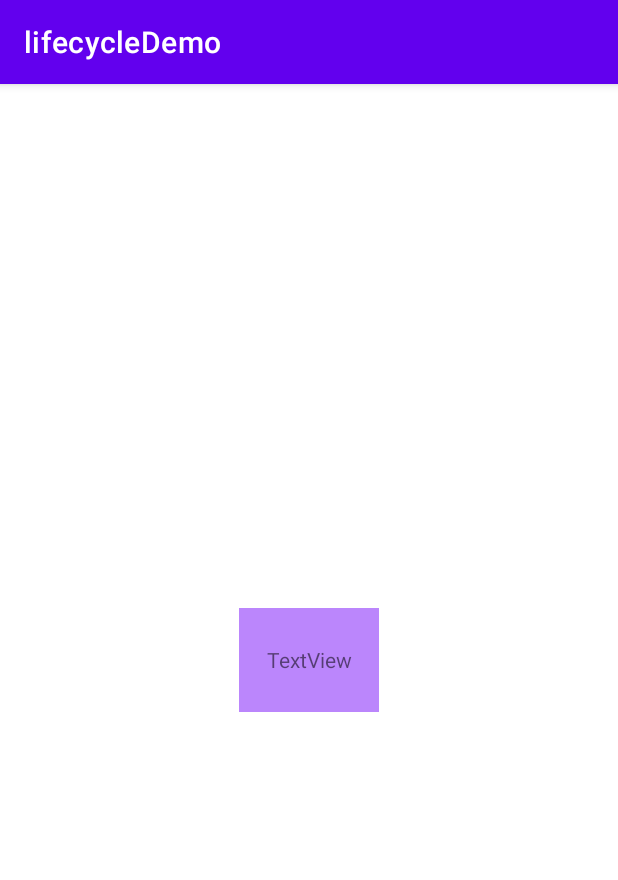
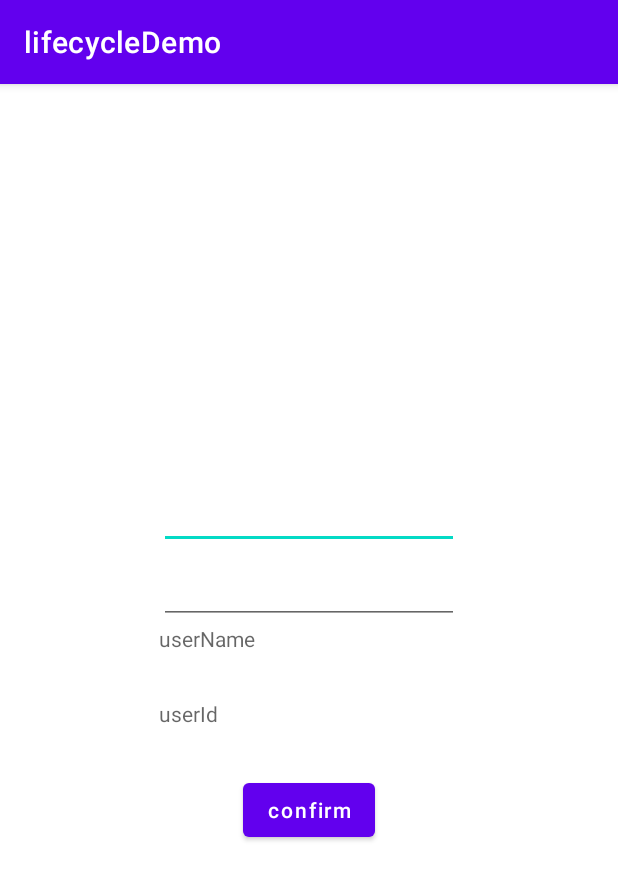
Before and after one commit to NaughtyChild/JetpackPractice, an Android app: the screen it shows after launch (AdvertisingActivity before the commit, ViewBindActivity after it), on a phone screen of 412 x 824 dp. Shown: the top 880 px of the screen. Run offline under Robolectric (Android 15) with nearby library versions, the phone set to English and light mode, and no system bars; our stand-ins replace data binding.

```diff
--- a/lifecycledemo/build.gradle
+++ b/lifecycledemo/build.gradle
@@ -16,6 +16,7 @@ android {
         testInstrumentationRunner "androidx.test.runner.AndroidJUnitRunner"
     }
 
+
     buildTypes {
         release {
             minifyEnabled false
@@ -31,6 +32,7 @@ android {
     }
     buildFeatures {
         viewBinding true
+        dataBinding true
     }
 }
 
--- a/lifecycledemo/src/main/AndroidManifest.xml
+++ b/lifecycledemo/src/main/AndroidManifest.xml
@@ -11,7 +11,7 @@
         android:supportsRtl="true"
         android:theme="@style/Theme.JetpackPractice">
         <activity
-            android:name=".AdvertisingActivity"
+            android:name=".databind.ViewBindActivity"
             android:exported="true">
             <intent-filter>
                 <action android:name="android.intent.action.MAIN" />
@@ -20,10 +20,12 @@
             </intent-filter>
         </activity>
         <activity
+            android:name=".AdvertisingActivity"
+            android:exported="true">
+        </activity>
+        <activity
             android:name=".MainActivity"
-            android:exported="true">
-
-        </activity>
+            android:exported="true"></activity>
     </application>
 
 </manifest>
--- /dev/null
+++ b/lifecycledemo/src/main/java/com/demo/lifecycledemo/databind/User.kt
@@ -0,0 +1,3 @@
+package com.demo.lifecycledemo.databind
+
+data class User(var name: String?, var userId: String?)
--- /dev/null
+++ b/lifecycledemo/src/main/java/com/demo/lifecycledemo/databind/ViewBindActivity.kt
@@ -0,0 +1,40 @@
+package com.demo.lifecycledemo.databind
+
+import androidx.appcompat.app.AppCompatActivity
+import android.os.Bundle
+import android.view.View
+import com.demo.lifecycledemo.databinding.ActivityViewBindBinding
+
+class ViewBindActivity : AppCompatActivity() {
+    lateinit var viewBindLayout: ActivityViewBindBinding
+    override fun onCreate(savedInstanceState: Bundle?) {
+        super.onCreate(savedInstanceState)
+        val view: View
+        viewBindLayout = ActivityViewBindBinding.inflate(layoutInflater)
+        setContentView(viewBindLayout.root)
+        viewBindLayout.clickHandler = ClickHandler()
+/*        viewBindLayout.confirmBt.setOnClickListener {
+            viewBindLayout.user = getUser()
+            *//*viewBindLayout.userIdTv.text = user.userId
+            viewBindLayout.userNameTv.text = user.name*//*
+        }*/
+    }
+
+    private fun getUser(): User {
+        return User(getUserName(), getUserId())
+    }
+
+    private fun getUserId(): String? {
+        return viewBindLayout.userIdEt.text?.toString()
+    }
+
+    private fun getUserName(): String? {
+        return viewBindLayout.userNameEt.text?.toString()
+    }
+
+    inner class ClickHandler {
+        fun click(view:View) {
+            viewBindLayout.user = getUser()
+        }
+    }
+}
--- a/lifecycledemo/src/main/res/layout/activity_main.xml
+++ b/lifecycledemo/src/main/res/layout/activity_main.xml
@@ -10,7 +10,7 @@
         android:id="@+id/editTv"
         android:layout_width="wrap_content"
         android:layout_height="wrap_content"
-        android:text="Hello World!"
+        android:hint="Hello World!"
         app:layout_constraintBottom_toBottomOf="parent"
         app:layout_constraintHorizontal_bias="0.48"
         app:layout_constraintLeft_toLeftOf="parent"
--- /dev/null
+++ b/lifecycledemo/src/main/res/layout/activity_view_bind.xml
@@ -0,0 +1,61 @@
+<?xml version="1.0" encoding="utf-8"?>
+<layout xmlns:android="http://schemas.android.com/apk/res/android"
+    xmlns:app="http://schemas.android.com/apk/res-auto">
+
+    <data>
+
+        <import type="android.view.View" />
+
+        <import type="com.demo.lifecycledemo.databind.ViewBindActivity.ClickHandler" />
+
+        <variable
+            name="clickHandler"
+            type="ClickHandler" />
+
+        <variable
+            name="user"
+            type="com.demo.lifecycledemo.databind.User" />
+    </data>
+
+    <LinearLayout xmlns:tools="http://schemas.android.com/tools"
+        android:layout_width="match_parent"
+        android:layout_height="match_parent"
+        android:gravity="center"
+        android:orientation="vertical"
+        tools:context=".databind.ViewBindActivity">
+
+        <EditText
+            android:id="@+id/userNameEt"
+            android:layout_width="200dp"
+            android:layout_height="50dp" />
+
+        <EditText
+            android:id="@+id/userIdEt"
+            android:layout_width="200dp"
+            android:layout_height="50dp" />
+
+        <TextView
+            android:id="@+id/userNameTv"
+            android:layout_width="200dp"
+            android:layout_height="50dp"
+            android:hint="userName"
+            android:text="@{user.name}" />
+
+        <TextView
+            android:id="@+id/userIdTv"
+            android:layout_width="200dp"
+            android:layout_height="50dp"
+            android:hint="userId"
+            android:text="@{user.userId}"
+            android:visibility='@{user.userId.equals("001")?View.GONE:View.VISIBLE}' />
+
+        <Button
+            android:id="@+id/confirmBt"
+            android:layout_width="wrap_content"
+            android:layout_height="wrap_content"
+            android:onClick="@{clickHandler::click}"
+            android:text="confirm"
+            android:textAllCaps="false" />
+
+    </LinearLayout>
+</layout>
```
